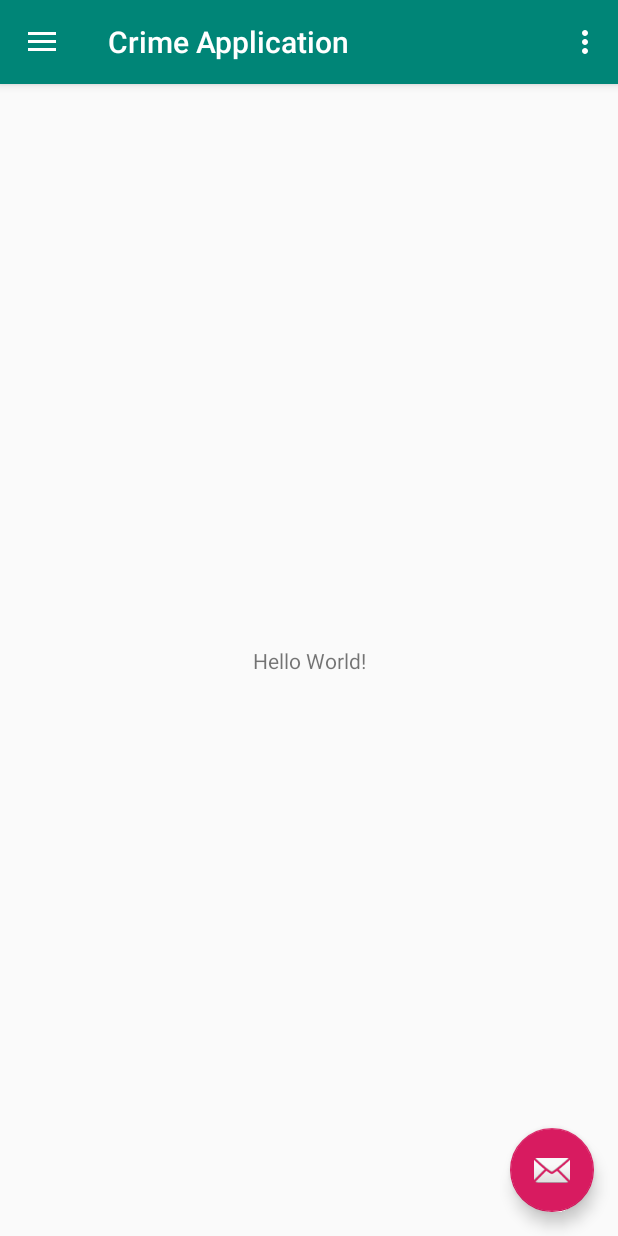
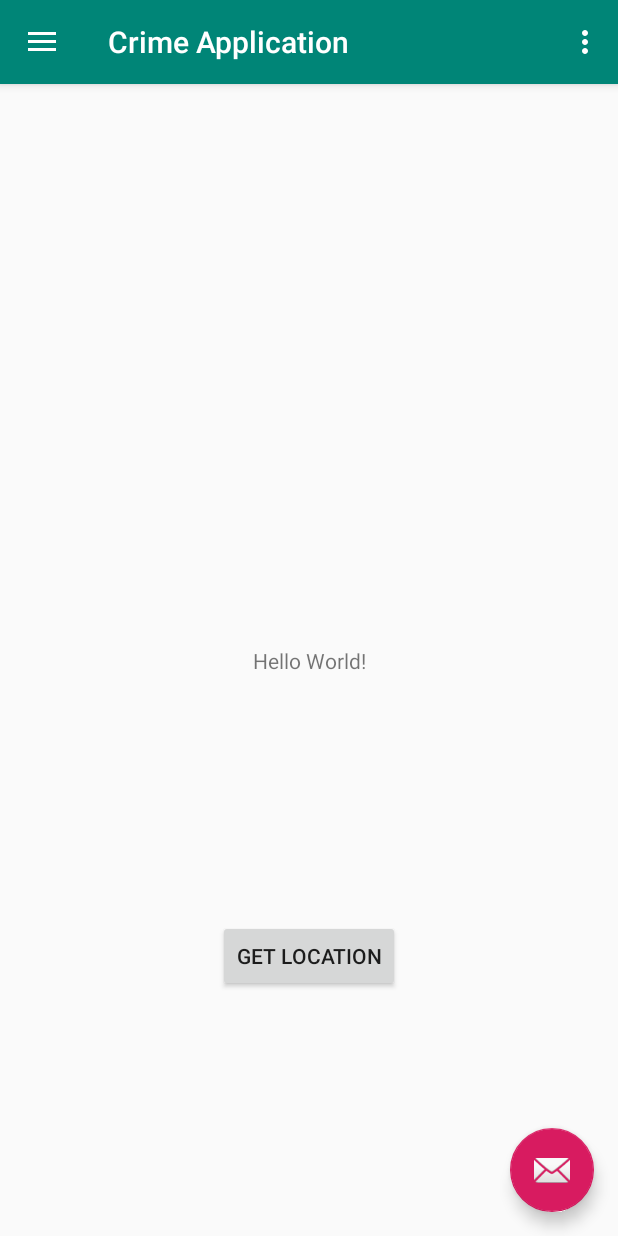
Before and after one commit to JN646/crime, an Android app: the screen it shows after launch (MainActivity), on a phone screen of 412 x 824 dp. Run offline under Robolectric (Android 15) with nearby library versions, the phone set to English and light mode, and no system bars.

Commit message:
Added button to home view of App.

```diff
--- a/app/V1/app/src/main/res/layout/content_main.xml
+++ b/app/V1/app/src/main/res/layout/content_main.xml
@@ -16,6 +16,14 @@
             app:layout_constraintBottom_toBottomOf="parent"
             app:layout_constraintLeft_toLeftOf="parent"
             app:layout_constraintRight_toRightOf="parent"
-            app:layout_constraintTop_toTopOf="parent"/>
+            app:layout_constraintTop_toTopOf="parent" android:id="@+id/textView2"/>
+    <Button
+            android:text="Get Location"
+            android:layout_width="wrap_content"
+            android:layout_height="wrap_content"
+            android:id="@+id/gpsGet" app:layout_constraintEnd_toEndOf="parent" android:layout_marginEnd="8dp"
+            app:layout_constraintStart_toStartOf="parent" android:layout_marginStart="8dp"
+            android:layout_marginBottom="8dp" app:layout_constraintBottom_toBottomOf="parent"
+            android:layout_marginTop="8dp" app:layout_constraintTop_toBottomOf="@+id/textView2"/>
 
 </android.support.constraint.ConstraintLayout>
```
